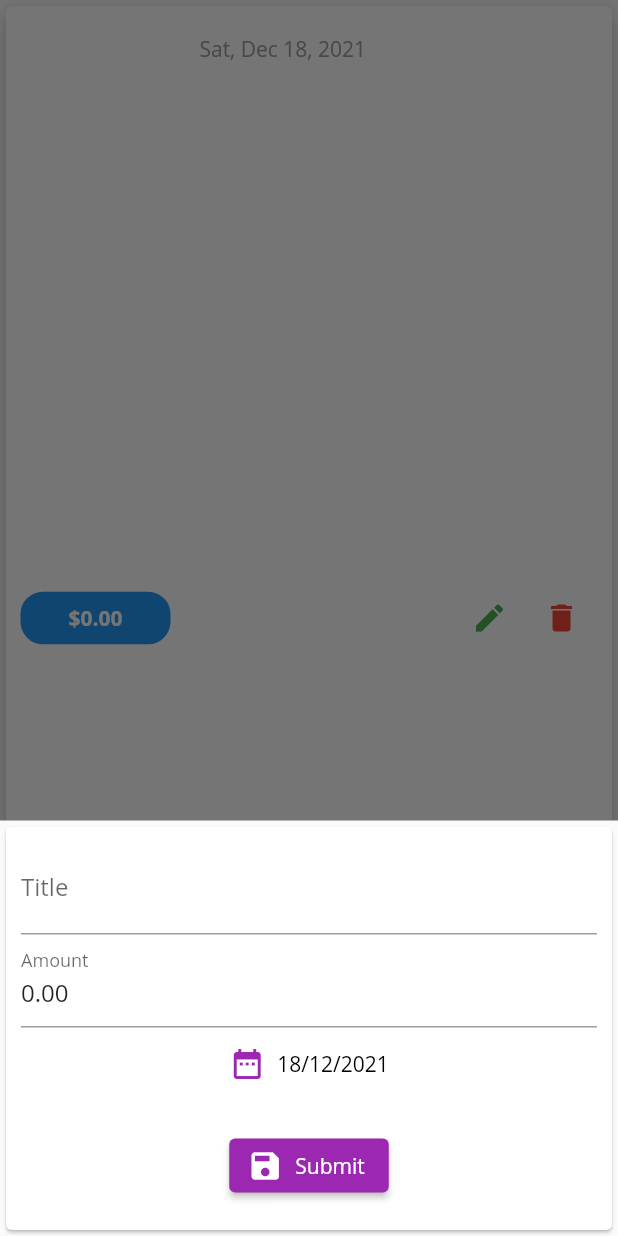
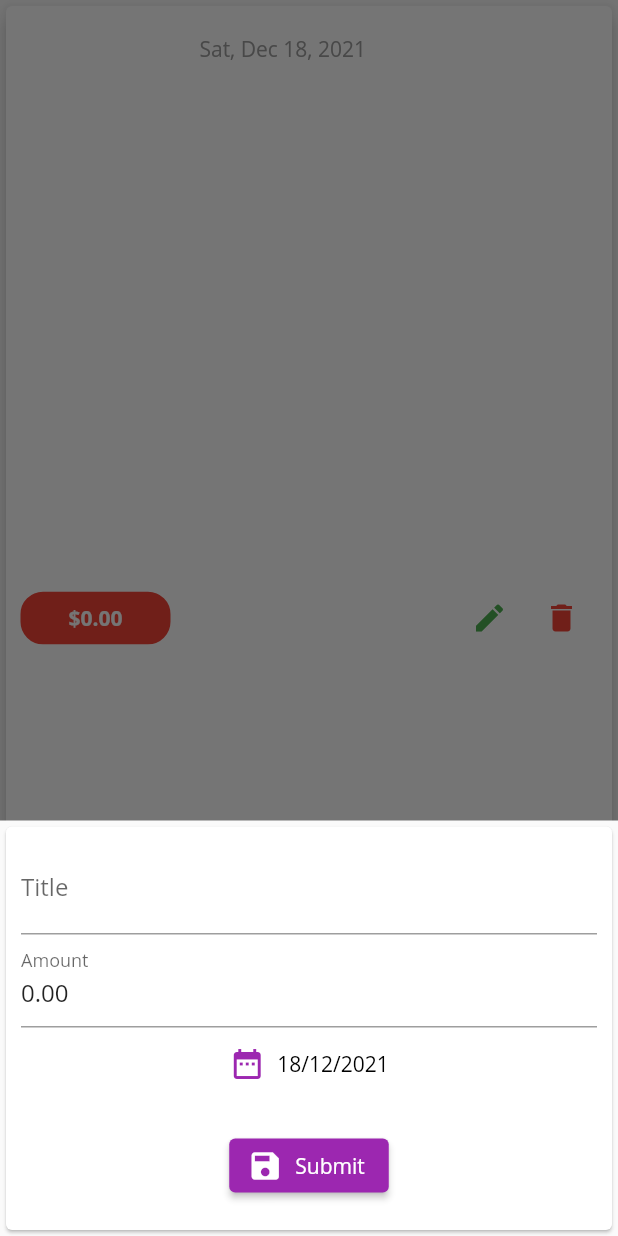
Before and after one commit to ysumut/Personal-Expenses-App, a Flutter app: the TransactionItem widget shown alone on an empty page, opened directly with empty values, after a tap on the "edit" icon, on a phone screen of 412 x 824 dp. Run offline on Flutter 3.47's test engine with Material 2 defaults, Android fonts, the phone set to English and light mode, and no system bars.

```diff
--- a/lib/widgets/transaction_item.dart
+++ b/lib/widgets/transaction_item.dart
@@ -1,3 +1,5 @@
+import 'dart:math';
+
 import 'package:flutter/material.dart';
 import 'package:intl/intl.dart';
 import 'package:personal_expenses_app/models/transaction.dart';
@@ -17,6 +19,22 @@ class TransactionItem extends StatefulWidget {
 }
 
 class _TransactionItemState extends State<TransactionItem> {
+  late Color _randomColor;
+
+  @override
+  void initState() {
+    const availableColors = [
+      Colors.red,
+      Colors.blue,
+      Colors.green,
+      Colors.black,
+      Colors.purple,
+    ];
+    _randomColor = availableColors[Random().nextInt(availableColors.length)];
+
+    super.initState();
+  }
+
   @override
   Widget build(BuildContext context) {
     return Card(
@@ -30,16 +48,18 @@ class _TransactionItemState extends State<TransactionItem> {
             margin: EdgeInsets.symmetric(vertical: 10),
             padding: EdgeInsets.all(5),
             decoration: BoxDecoration(
-                color: Theme.of(context).accentColor,
+                color: _randomColor,
                 border:
-                    Border.all(color: Theme.of(context).accentColor, width: 3),
+                    Border.all(color: _randomColor, width: 3),
                 borderRadius: BorderRadius.circular(15)),
             child: FittedBox(
               child: Text(
                 '\$' +
                     NumberFormat("#,##0.00").format(widget._transaction.amount),
-                style:
-                    TextStyle(color: Colors.white, fontWeight: FontWeight.bold),
+                style: TextStyle(
+                    color: Colors.white,
+                    fontWeight: FontWeight.bold,
+                    ),
               ),
             ),
           ),
```
Also changed, not shown: lib/widgets/transaction_list.dart (+9 -5 lines).
